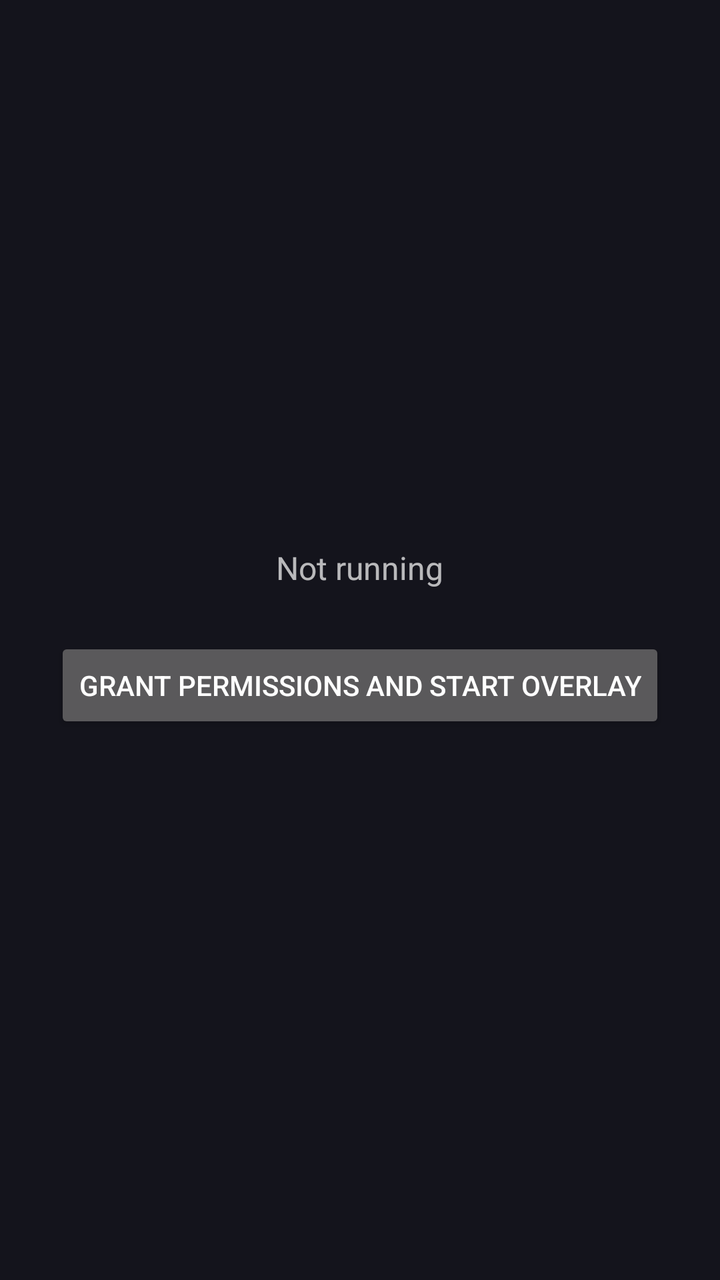
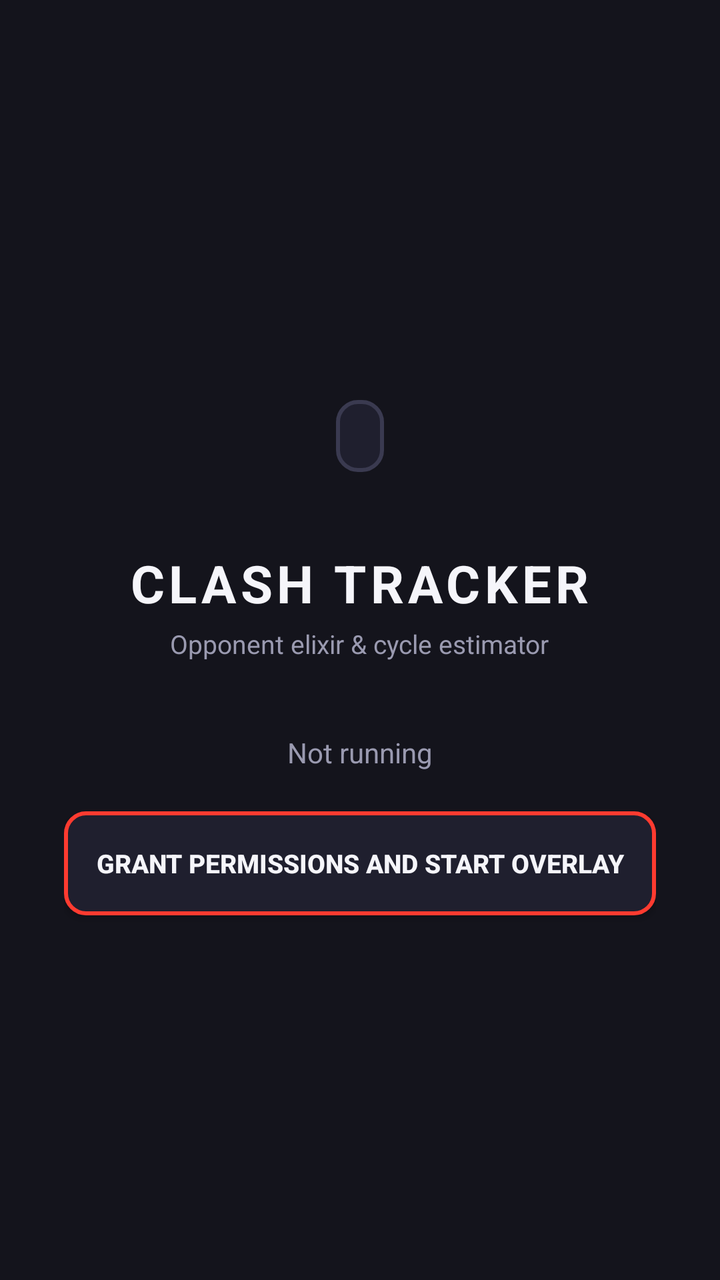

Two renders of the same Android screen: before a commit and after it. Below are the layout's source before the change and the commit's diff.
<!-- AndroidManifest.xml: application theme Theme.ClashTracker -->
<!-- res/layout/activity_main.xml -->
<?xml version="1.0" encoding="utf-8"?>
<LinearLayout xmlns:android="http://schemas.android.com/apk/res/android"
    android:layout_width="match_parent"
    android:layout_height="match_parent"
    android:orientation="vertical"
    android:gravity="center"
    android:padding="24dp">

    <TextView
        android:id="@+id/statusText"
        android:layout_width="wrap_content"
        android:layout_height="wrap_content"
        android:textSize="16sp"
        android:layout_marginBottom="24dp"
        android:text="Not running" />

    <Button
        android:id="@+id/startButton"
        android:layout_width="wrap_content"
        android:layout_height="wrap_content"
        android:text="Grant permissions and start overlay" />

</LinearLayout>
<!-- resources referenced by this layout -->
<resources>
  <style name="Theme.ClashTracker" parent="Theme.AppCompat.NoActionBar">
          <item name="android:windowBackground">@color/background_dark</item>
          <item name="colorAccent">@color/accent_red</item>
      </style>
  <color name="background_dark">#14141C</color>
  <color name="accent_red">#FF3B30</color>
</resources>

<!-- the commit's change to res/layout/activity_main.xml (unified diff, before → after) -->
@@ -4,20 +4,50 @@
     android:layout_height="match_parent"
     android:orientation="vertical"
     android:gravity="center"
-    android:padding="24dp">
+    android:background="@color/background_dark"
+    android:padding="32dp">
+
+    <View
+        android:layout_width="72dp"
+        android:layout_height="72dp"
+        android:background="@drawable/ic_launcher_foreground"
+        android:layout_marginBottom="20dp" />
+
+    <TextView
+        android:layout_width="wrap_content"
+        android:layout_height="wrap_content"
+        android:text="CLASH TRACKER"
+        android:textColor="@color/text_primary"
+        android:textSize="26sp"
+        android:textStyle="bold"
+        android:letterSpacing="0.08"
+        android:layout_marginBottom="4dp" />
+
+    <TextView
+        android:layout_width="wrap_content"
+        android:layout_height="wrap_content"
+        android:text="Opponent elixir &amp; cycle estimator"
+        android:textColor="@color/text_secondary"
+        android:textSize="13sp"
+        android:layout_marginBottom="36dp" />
 
     <TextView
         android:id="@+id/statusText"
         android:layout_width="wrap_content"
         android:layout_height="wrap_content"
-        android:textSize="16sp"
-        android:layout_marginBottom="24dp"
+        android:textColor="@color/text_secondary"
+        android:textSize="14sp"
+        android:layout_marginBottom="20dp"
         android:text="Not running" />
 
     <Button
         android:id="@+id/startButton"
-        android:layout_width="wrap_content"
-        android:layout_height="wrap_content"
-        android:text="Grant permissions and start overlay" />
+        android:layout_width="match_parent"
+        android:layout_height="52dp"
+        android:text="GRANT PERMISSIONS AND START OVERLAY"
+        android:textColor="@color/text_primary"
+        android:textSize="13sp"
+        android:textStyle="bold"
+        android:background="@drawable/button_primary" />
 
 </LinearLayout>
<!-- resource entries referenced after the edit -->
@@ -1,10 +1,61 @@
 <!-- resources referenced by this layout -->
 <resources>
+  <color name="background_dark">#14141C</color>
+  <color name="text_primary">#F5F5FA</color>
+  <color name="text_secondary">#9A9AB0</color>
+  <!-- drawable button_primary (drawable) -->
+  <?xml version="1.0" encoding="utf-8"?>
+  <shape xmlns:android="http://schemas.android.com/apk/res/android" android:shape="rectangle">
+      <solid android:color="@color/surface_dark"/>
+      <corners android:radius="10dp"/>
+      <stroke android:width="2dp" android:color="@color/accent_red"/>
+  </shape>
+  <!-- drawable ic_launcher_foreground (drawable) -->
+  <?xml version="1.0" encoding="utf-8"?>
+  <layer-list xmlns:android="http://schemas.android.com/apk/res/android">
+      <item
+          android:left="24dp" android:top="18dp"
+          android:right="24dp" android:bottom="18dp">
+          <shape android:shape="rectangle">
+              <solid android:color="#1F1F2E"/>
+              <corners android:radius="10dp"/>
+              <stroke android:width="2dp" android:color="#3A3A50"/>
+          </shape>
+      </item>
+      <item
+          android:left="27dp" android:top="37dp"
+          android:right="55dp" android:bottom="45dp">
+          <shape android:shape="oval">
+              <solid android:color="#55FF2A2A"/>
+          </shape>
+      </item>
+      <item
+          android:left="33dp" android:top="43dp"
+          android:right="61dp" android:bottom="51dp">
+          <shape android:shape="oval">
+              <solid android:color="#FF3B30"/>
+          </shape>
+      </item>
+      <item
+          android:left="55dp" android:top="37dp"
+          android:right="27dp" android:bottom="45dp">
+          <shape android:shape="oval">
+              <solid android:color="#55FF2A2A"/>
+          </shape>
+      </item>
+      <item
+          android:left="61dp" android:top="43dp"
+          android:right="33dp" android:bottom="51dp">
+          <shape android:shape="oval">
+              <solid android:color="#FF3B30"/>
+          </shape>
+      </item>
+  </layer-list>
   <style name="Theme.ClashTracker" parent="Theme.AppCompat.NoActionBar">
           <item name="android:windowBackground">@color/background_dark</item>
           <item name="colorAccent">@color/accent_red</item>
       </style>
-  <color name="background_dark">#14141C</color>
+  <color name="surface_dark">#1F1F2E</color>
   <color name="accent_red">#FF3B30</color>
 </resources>
 
